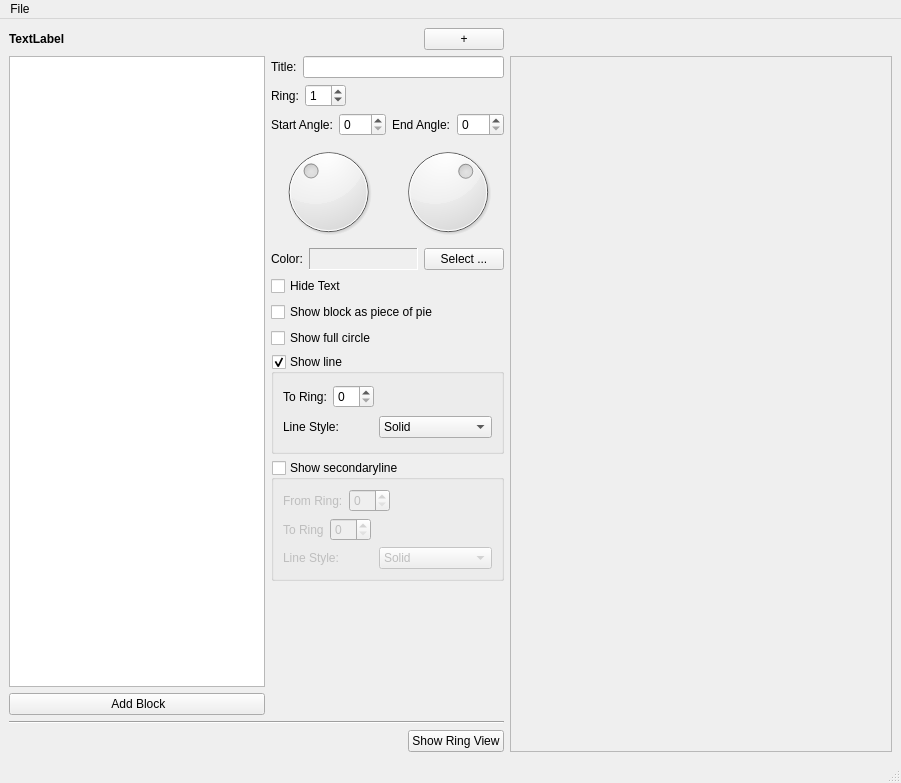
The window that mainwindow.ui (cornelius/archibald) describes before a commit, drawn with Qt 5.
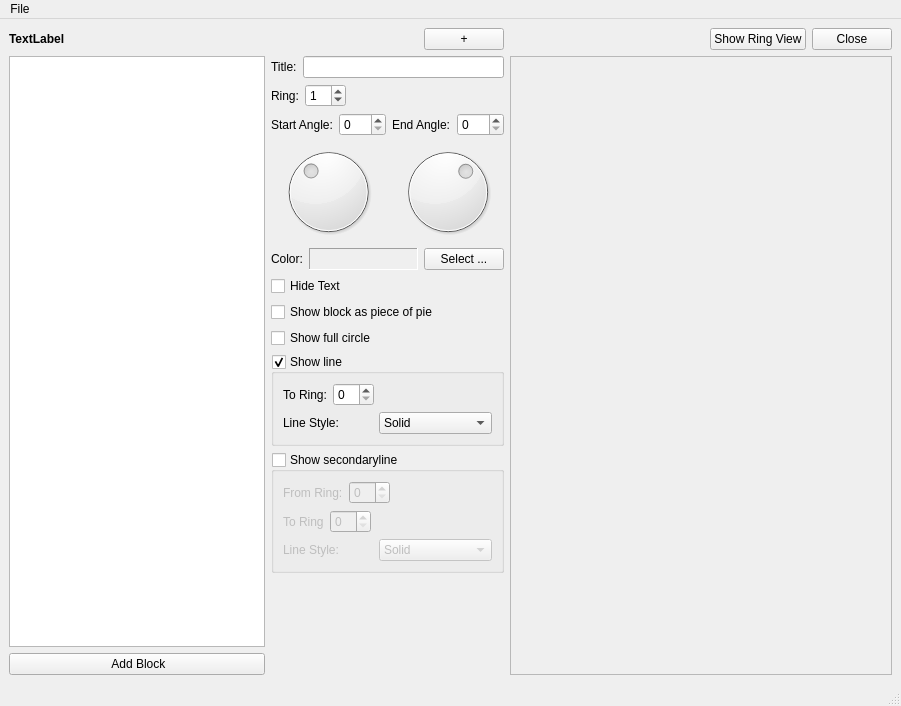
The same window after the commit. Custom widgets are drawn as their Qt base class.

```diff
--- a/mainwindow.ui
+++ b/mainwindow.ui
@@ -7,7 +7,7 @@
     <x>0</x>
     <y>0</y>
     <width>901</width>
-    <height>783</height>
+    <height>706</height>
    </rect>
   </property>
   <property name="windowTitle">
@@ -15,7 +15,7 @@
   </property>
   <widget class="QWidget" name="centralwidget">
    <layout class="QGridLayout">
-    <item row="3" column="0" rowspan="10">
+    <item row="3" column="0" rowspan="11">
      <widget class="QListView" name="mBlockListView">
       <property name="sizePolicy">
        <sizepolicy hsizetype="Minimum" vsizetype="Expanding">
@@ -45,7 +45,7 @@
       </item>
      </layout>
     </item>
-    <item row="3" column="3" rowspan="13">
+    <item row="3" column="3" rowspan="12">
      <widget class="RingWidget" name="mView">
       <property name="sizePolicy">
        <sizepolicy hsizetype="MinimumExpanding" vsizetype="MinimumExpanding">
@@ -507,63 +507,6 @@
       </layout>
      </widget>
     </item>
-    <item row="12" column="2" rowspan="2">
-     <spacer>
-      <property name="orientation">
-       <enum>Qt::Vertical</enum>
-      </property>
-      <property name="sizeHint" stdset="0">
-       <size>
-        <width>20</width>
-        <height>31</height>
-       </size>
-      </property>
-     </spacer>
-    </item>
-    <item row="13" column="0">
-     <widget class="QPushButton" name="mAddBlockButton">
-      <property name="text">
-       <string> Add Block</string>
-      </property>
-     </widget>
-    </item>
-    <item row="14" column="0" colspan="3">
-     <widget class="Line" name="line">
-      <property name="orientation">
-       <enum>Qt::Horizontal</enum>
-      </property>
-     </widget>
-    </item>
-    <item row="15" column="0" colspan="3">
-     <layout class="QHBoxLayout">
-      <property name="spacing">
-       <number>6</number>
-      </property>
-      <property name="margin">
-       <number>0</number>
-      </property>
-      <item>
-       <spacer>
-        <property name="orientation">
-         <enum>Qt::Horizontal</enum>
-        </property>
-        <property name="sizeHint" stdset="0">
-         <size>
-          <width>40</width>
-          <height>20</height>
-         </size>
-        </property>
-       </spacer>
-      </item>
-      <item>
-       <widget class="QPushButton" name="mRingViewButton">
-        <property name="text">
-         <string>Show Ring View</string>
-        </property>
-       </widget>
-      </item>
-     </layout>
-    </item>
     <item row="1" column="0" colspan="3">
      <layout class="QHBoxLayout" name="horizontalLayout">
       <item>
@@ -601,6 +544,57 @@
       </item>
      </layout>
     </item>
+    <item row="1" column="3">
+     <layout class="QHBoxLayout" name="horizontalLayout_2">
+      <item>
+       <spacer name="horizontalSpacer_2">
+        <property name="orientation">
+         <enum>Qt::Horizontal</enum>
+        </property>
+        <property name="sizeHint" stdset="0">
+         <size>
+          <width>40</width>
+          <height>20</height>
+         </size>
+        </property>
+       </spacer>
+      </item>
+      <item>
+       <widget class="QPushButton" name="mRingViewButton">
+        <property name="text">
+         <string>Show Ring View</string>
+        </property>
+       </widget>
+      </item>
+      <item>
+       <widget class="QPushButton" name="mCloseButton">
+        <property name="text">
+         <string>Close</string>
+        </property>
+       </widget>
+      </item>
+     </layout>
+    </item>
+    <item row="14" column="0">
+     <widget class="QPushButton" name="mAddBlockButton">
+      <property name="text">
+       <string> Add Block</string>
+      </property>
+     </widget>
+    </item>
+    <item row="12" column="1" rowspan="3">
+     <spacer>
+      <property name="orientation">
+       <enum>Qt::Vertical</enum>
+      </property>
+      <property name="sizeHint" stdset="0">
+       <size>
+        <width>20</width>
+        <height>31</height>
+       </size>
+      </property>
+     </spacer>
+    </item>
    </layout>
   </widget>
   <widget class="QMenuBar" name="menubar">
```
